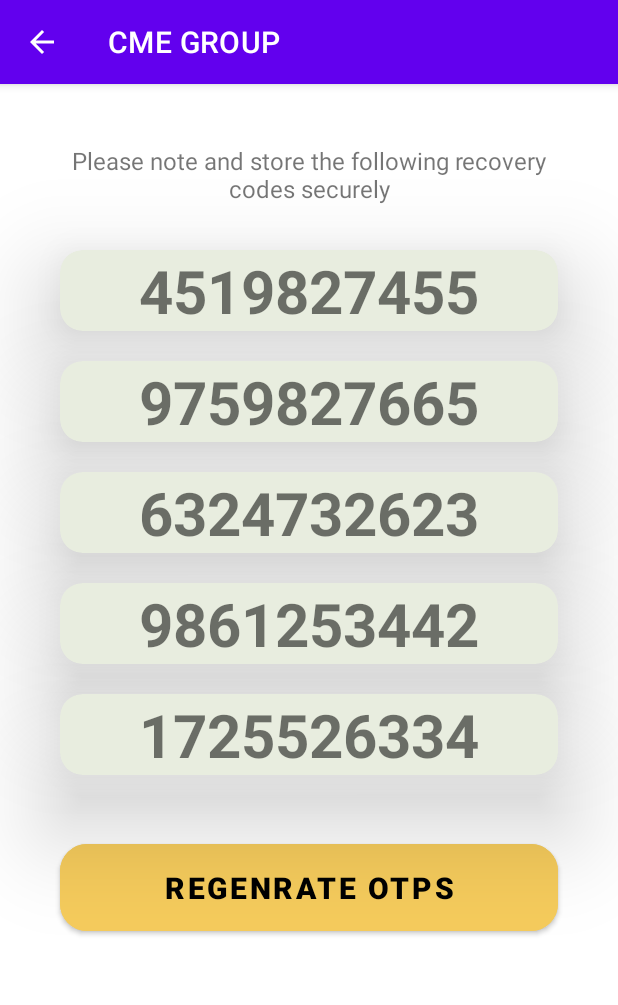
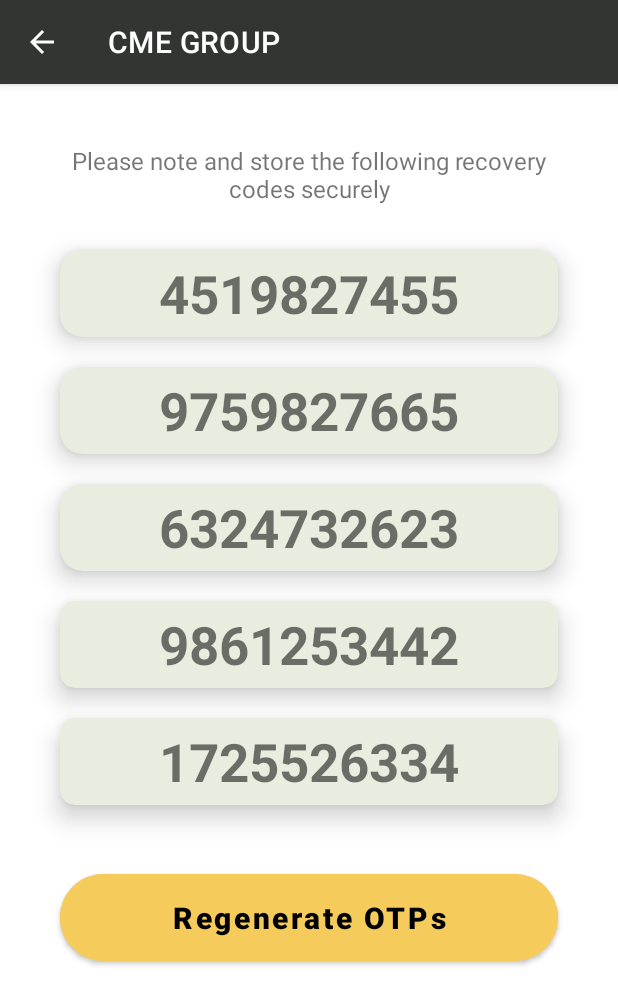
Before and after one commit to DuoSec-2FA/android-client, an Android app: the RecoveryCodeActivity screen opened directly, with no data from a screen before it, on a phone screen of 412 x 824 dp. Shown: the top 1005 px of the screen. Run offline under Robolectric (Android 15) with nearby library versions, the phone set to English and light mode, and no system bars.

Commit message:
CU-2vyehdj_XML-Recovery-Codes_Avinash-Vijayvargiya (#4)
* [XML] Recovery Codes reviewed by anjali

* [XML] Recovery Codes reviewed by anjali

```diff
--- a/app/src/main/java/com/twofa/duosec/recoverycode/RecoveryCodeActivity.kt
+++ b/app/src/main/java/com/twofa/duosec/recoverycode/RecoveryCodeActivity.kt
@@ -26,9 +26,9 @@
         }
     }
 
-    private fun generateOTP(): Long {
+    private fun generateOTP(): Int {
         val r = Random()
-        val low = 9000000000
+        val low = 1000000000
         val high = 9999999999
         return r.nextInt((high - low).toInt()) + low
     }
--- a/app/src/main/res/layout/activity_recovery_code.xml
+++ b/app/src/main/res/layout/activity_recovery_code.xml
@@ -5,7 +5,6 @@
     android:layout_width="match_parent"
     android:layout_height="match_parent"
     tools:context=".recoverycode.RecoveryCodeActivity">
-
 
     <TextView
         android:id="@+id/tv_info"
@@ -26,18 +25,20 @@
         android:layout_below="@id/tv_info"
         android:layout_marginHorizontal="40dp"
         android:layout_marginVertical="10dp"
+        android:paddingVertical="5dp"
         app:cardBackgroundColor="#E8EDDF"
         app:cardCornerRadius="15dp"
-        app:cardElevation="40dp"
+        app:cardElevation="10dp"
         app:cardMaxElevation="10dp">
 
         <TextView
             android:id="@+id/tv_code_1"
             android:layout_width="match_parent"
             android:layout_height="wrap_content"
+            android:paddingVertical="5dp"
             android:text="4519827455"
             android:textAlignment="center"
-            android:textSize="40sp"
+            android:textSize="35sp"
             android:textStyle="bold" />
 
     </androidx.cardview.widget.CardView>
@@ -50,18 +51,20 @@
         android:layout_below="@id/cv_1"
         android:layout_marginHorizontal="40dp"
         android:layout_marginVertical="10dp"
+        android:paddingVertical="5dp"
         app:cardBackgroundColor="#E8EDDF"
         app:cardCornerRadius="15dp"
-        app:cardElevation="40dp"
+        app:cardElevation="10dp"
         app:cardMaxElevation="10dp">
 
         <TextView
             android:id="@+id/tv_code_2"
             android:layout_width="match_parent"
             android:layout_height="wrap_content"
+            android:paddingVertical="5dp"
             android:text="9759827665"
             android:textAlignment="center"
-            android:textSize="40sp"
+            android:textSize="35sp"
             android:textStyle="bold" />
 
     </androidx.cardview.widget.CardView>
@@ -73,18 +76,20 @@
         android:layout_below="@id/cv_2"
         android:layout_marginHorizontal="40dp"
         android:layout_marginVertical="10dp"
+        android:paddingVertical="5dp"
         app:cardBackgroundColor="#E8EDDF"
         app:cardCornerRadius="15dp"
-        app:cardElevation="40dp"
+        app:cardElevation="10dp"
         app:cardMaxElevation="10dp">
 
         <TextView
             android:id="@+id/tv_code_3"
             android:layout_width="match_parent"
             android:layout_height="wrap_content"
+            android:paddingVertical="5dp"
             android:text="6324732623"
             android:textAlignment="center"
-            android:textSize="40sp"
+            android:textSize="35sp"
             android:textStyle="bold" />
 
     </androidx.cardview.widget.CardView>
@@ -97,17 +102,18 @@
         android:layout_marginHorizontal="40dp"
         android:layout_marginVertical="10dp"
         app:cardBackgroundColor="#E8EDDF"
-        app:cardCornerRadius="15dp"
-        app:cardElevation="40dp"
+        app:cardCornerRadius="10dp"
+        app:cardElevation="10dp"
         app:cardMaxElevation="10dp">
 
         <TextView
             android:id="@+id/tv_code_4"
             android:layout_width="match_parent"
             android:layout_height="wrap_content"
+            android:paddingVertical="5dp"
             android:text="9861253442"
             android:textAlignment="center"
-            android:textSize="40sp"
+            android:textSize="35sp"
             android:textStyle="bold" />
 
     </androidx.cardview.widget.CardView>
@@ -120,17 +126,18 @@
         android:layout_marginHorizontal="40dp"
         android:layout_marginVertical="10dp"
         app:cardBackgroundColor="#E8EDDF"
-        app:cardCornerRadius="15dp"
-        app:cardElevation="40dp"
+        app:cardCornerRadius="10dp"
+        app:cardElevation="10dp"
         app:cardMaxElevation="10dp">
 
         <TextView
             android:id="@+id/tv_code_5"
             android:layout_width="match_parent"
             android:layout_height="wrap_content"
+            android:paddingVertical="5dp"
             android:text="1725526334"
             android:textAlignment="center"
-            android:textSize="40sp"
+            android:textSize="35sp"
             android:textStyle="bold" />
 
     </androidx.cardview.widget.CardView>
@@ -145,10 +152,11 @@
         android:layout_marginTop="30dp"
         android:backgroundTint="#F5CB5C"
         android:paddingVertical="15dp"
-        android:text="Regenrate OTPs"
+        android:text="Regenerate OTPs"
+        android:textAllCaps="false"
         android:textColor="@color/black"
         android:textSize="20sp"
         android:textStyle="bold"
-        app:cornerRadius="18dp" />
+        app:cornerRadius="30dp" />
 
 </RelativeLayout>
--- a/app/src/main/res/values/colors.xml
+++ b/app/src/main/res/values/colors.xml
@@ -7,4 +7,5 @@
     <color name="teal_700">#FF018786</color>
     <color name="black">#FF000000</color>
     <color name="white">#FFFFFFFF</color>
+    <color name="color_primary">#333533</color>
 </resources>
--- a/app/src/main/res/values/themes.xml
+++ b/app/src/main/res/values/themes.xml
@@ -1,8 +1,8 @@
-<resources xmlns:tools="http://schemas.android.com/tools">
+<resources>
     <!-- Base application theme. -->
     <style name="Theme.DuoSec" parent="Theme.MaterialComponents.DayNight.DarkActionBar">
         <!-- Primary brand color. -->
-        <item name="colorPrimary">@color/purple_500</item>
+        <item name="colorPrimary">#333533</item>
         <item name="colorPrimaryVariant">@color/purple_700</item>
         <item name="colorOnPrimary">@color/white</item>
         <!-- Secondary brand color. -->
@@ -10,7 +10,7 @@
         <item name="colorSecondaryVariant">@color/teal_700</item>
         <item name="colorOnSecondary">@color/black</item>
         <!-- Status bar color. -->
-        <item name="android:statusBarColor">?attr/colorPrimaryVariant</item>
+        <item name="android:statusBarColor">#333533</item>
         <!-- Customize your theme here. -->
     </style>
 </resources>
```
